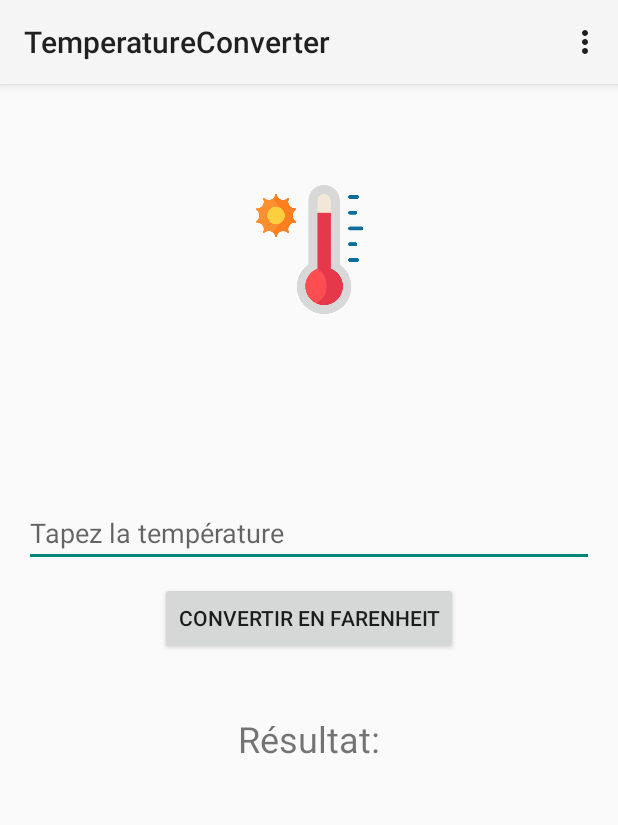
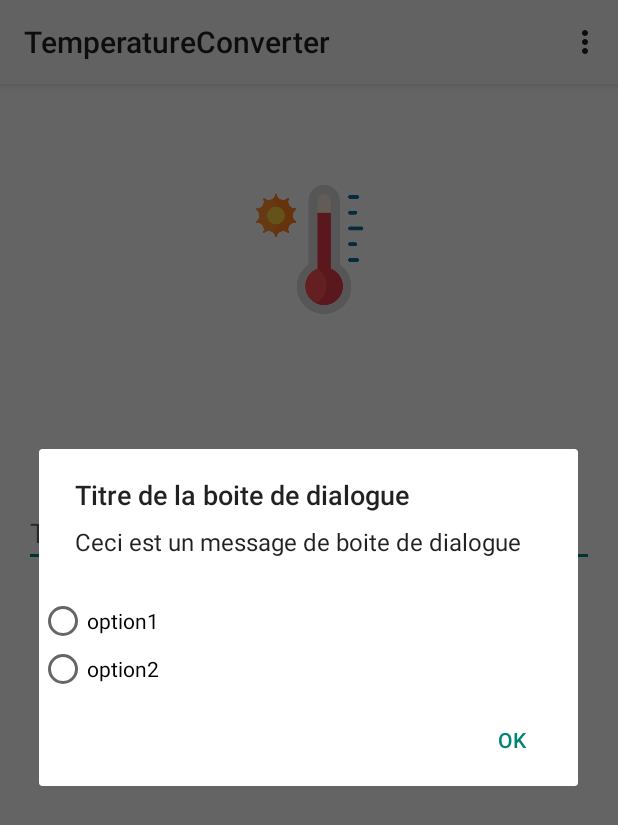
Before and after one commit to clement-chn/temperature_converter_xml, an Android app: the screen it shows after launch (MainActivity), in the options menu, after a tap on "Search", on a phone screen of 412 x 824 dp. Shown: the top 825 px of the screen. Run offline under Robolectric (Android 15) with nearby library versions, the phone set to English and light mode, and no system bars.

Commit message:
ajout d'un dialog a l'appui du btn search

```diff
--- a/app/src/main/java/com/example/temperatureconverter/MainActivity.kt
+++ b/app/src/main/java/com/example/temperatureconverter/MainActivity.kt
@@ -1,13 +1,17 @@
 package com.example.temperatureconverter
 
+import android.app.Dialog
 import android.os.Bundle
 import android.view.Menu
 import android.view.MenuItem
 import android.widget.Button
 import android.widget.EditText
 import android.widget.ImageView
+import android.widget.RadioButton
+import android.widget.RadioGroup
 import android.widget.TextView
 import android.widget.Toast
+import androidx.appcompat.app.AlertDialog
 import androidx.appcompat.widget.Toolbar;
 import androidx.appcompat.app.AppCompatActivity
 import androidx.core.view.ViewCompat
@@ -58,11 +62,14 @@ class MainActivity : AppCompatActivity() {
         return when (item.itemId) {
 
             R.id.action_search -> {
-                Toast.makeText(
+                /*Toast.makeText(
                     this, "Action pour le bouton de recherche",
                     Toast.LENGTH_SHORT
                 )
                     .show()
+                true*/
+
+                displayDialog(savedInstanceState = null)
                 true
             }
 
@@ -86,4 +93,31 @@ class MainActivity : AppCompatActivity() {
             else -> super.onOptionsItemSelected(item)
         }
     }
+
+     private fun displayDialog (savedInstanceState: Bundle?): Dialog {
+
+         val radioGroup = RadioGroup(this)
+         val radioButton1 = RadioButton(this)
+         val radioButton2 = RadioButton(this)
+
+         radioButton1.text = "option1"
+         radioButton2.text = "option2"
+
+         radioGroup.addView(radioButton1)
+         radioGroup.addView(radioButton2)
+
+        val alertDialog = AlertDialog.Builder(this)
+            .setTitle("Titre de la boite de dialogue")
+            .setMessage("Ceci est un message de boite de dialogue")
+            .setView(radioGroup)
+            .setPositiveButton("OK") {
+                dialog, _->
+                dialog.dismiss()
+            }
+            .create()
+
+        alertDialog.show()
+         return alertDialog
+    }
+
 }
```
